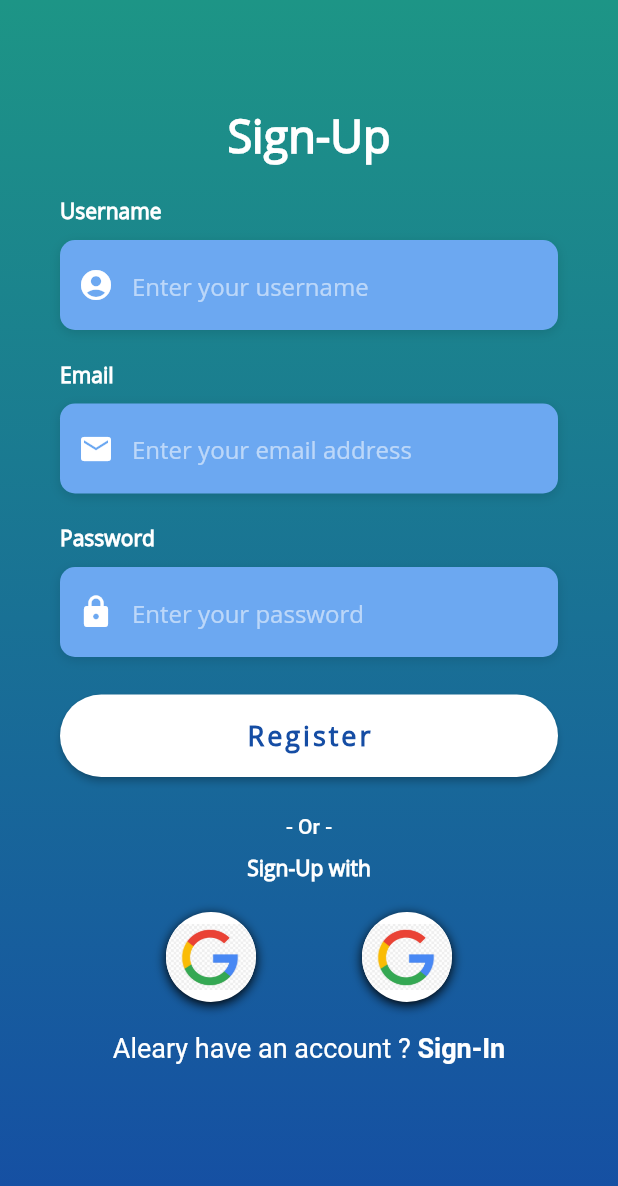
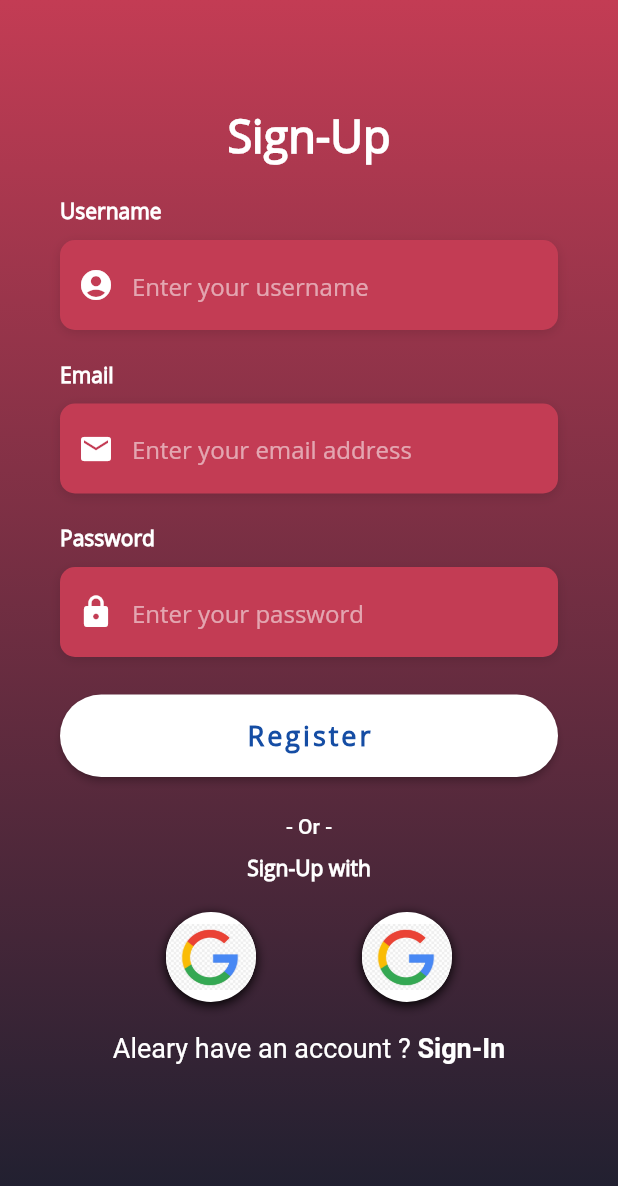
Before and after one commit to Pierre-ZACHARY/projet_flutter, a Flutter app: the screen it shows after launch, after a tap on an icon or button, on a phone screen of 412 x 824 dp. Shown: the top 1186 px of the screen. Run offline on Flutter 3.47's test engine with Material 2 defaults, Android fonts, the phone set to English and light mode, and no system bars; our stand-ins replace cloud_firestore, firebase_auth, firebase_core, firebase_storage, flutter_riverpod, google_sign_in and 2 more; missing offline and left inert: textfield_search; accounts and stored records are empty; network calls fail.

Commit message:
setup page param + modif design

```diff
--- a/lib/app/loggin_page.dart
+++ b/lib/app/loggin_page.dart
@@ -130,7 +130,7 @@ class _ConnexionPageState extends State<ConnexionPage> {
     return ElevatedButton(
       onPressed: () => Login(emailController.text, passwordController.text),
       style: ButtonStyle(
-        backgroundColor: MaterialStateProperty.all<Color>(Colors.white),
+        backgroundColor: MaterialStateProperty.all<Color>(ColorConstants.backgroundHighlight),
         padding:  MaterialStateProperty.all<EdgeInsetsGeometry>(const EdgeInsets.all(15.0)),
         shape: MaterialStateProperty.all<RoundedRectangleBorder>(
           RoundedRectangleBorder(
@@ -141,7 +141,7 @@ class _ConnexionPageState extends State<ConnexionPage> {
       child: const Text(
         "Log-in",
         style: TextStyle(
-            color: Color(0xFF154da4),
+            color: ColorConstants.primary,
             letterSpacing: 2.0,
             fontSize: 18.0,
             fontWeight: FontWeight.bold,
@@ -213,8 +213,8 @@ class _ConnexionPageState extends State<ConnexionPage> {
                       begin: Alignment.topCenter,
                       end: Alignment.bottomCenter,
                       colors: [
-                        Color(0xFF1d9586),
-                        Color(0xFF154da4),
+                        ColorConstants.backgroundHighlight,
+                        ColorConstants.background,
                       ],
                       stops: [0, 1],
                     )
--- a/lib/app/register_page.dart
+++ b/lib/app/register_page.dart
@@ -223,8 +223,8 @@ class _RegisterPageState extends State<RegisterPage> {
                       begin: Alignment.topCenter,
                       end: Alignment.bottomCenter,
                       colors: [
-                        Color(0xFF1d9586),
-                        Color(0xFF154da4),
+                        ColorConstants.backgroundHighlight,
+                        ColorConstants.background,
                       ],
                       stops: [0, 1],
                     )
--- a/lib/modele/Discussion.dart
+++ b/lib/modele/Discussion.dart
@@ -131,7 +131,7 @@ class Discussion {
           builder: (context, snapshot)
           {
             if (snapshot.connectionState == ConnectionState.waiting) {
-              return const Text("Loading", style: TextConstants.titlePrimary);
+              return const Text("", style: TextConstants.titlePrimary);
             }
             if (snapshot.hasError || !snapshot.hasData ||
                 snapshot.data!.data() == null) {
@@ -170,7 +170,7 @@ class Discussion {
           builder: (context, snapshot)
       {
         if (snapshot.connectionState == ConnectionState.waiting) {
-          return const Text("Loading", style: TextConstants.titlePrimary);
+          return const Text("");
         }
         if (snapshot.hasError || !snapshot.hasData ||
             snapshot.data!.data() == null) {
--- a/lib/utils/constant.dart
+++ b/lib/utils/constant.dart
@@ -12,7 +12,7 @@ const kLabelStyle = TextStyle(
 );
 
 final kBoxDecorationStyle = BoxDecoration(
-  color: const Color(0xFF6CA8F1),
+  color: ColorConstants.backgroundHighlight,
   borderRadius: BorderRadius.circular(10.0),
   boxShadow: const [
     BoxShadow(
```
Also changed, not shown: lib/app/home/chats/chat_page.dart (+6 -6 lines), lib/app/home/chats/chat_room.dart (+10 -4 lines), lib/app/home/chats/chat_room_param.dart (added, +54 -0 lines).
